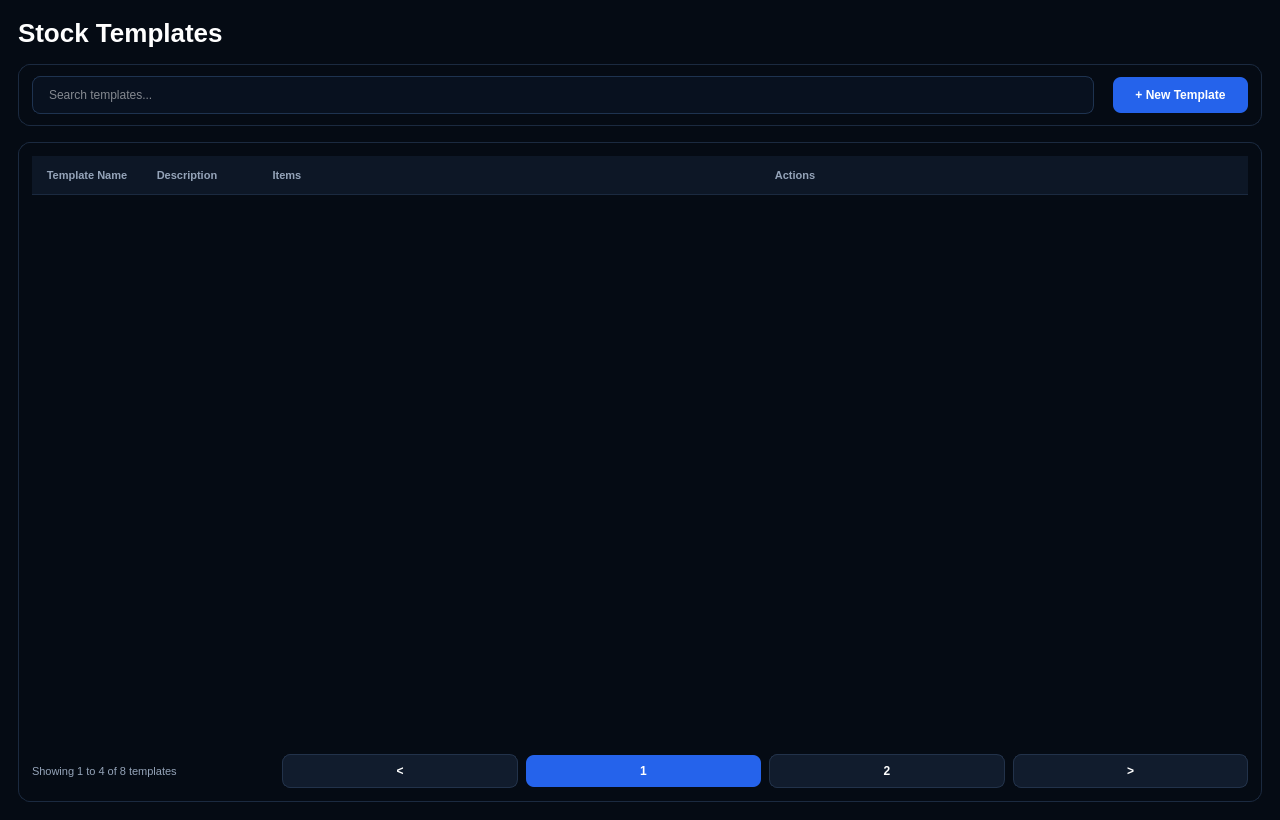
Above: InventoryQtApp/StockTemplatesPage.ui from Felipeact/InventoryQtApp before the change. Below: the same form after it.
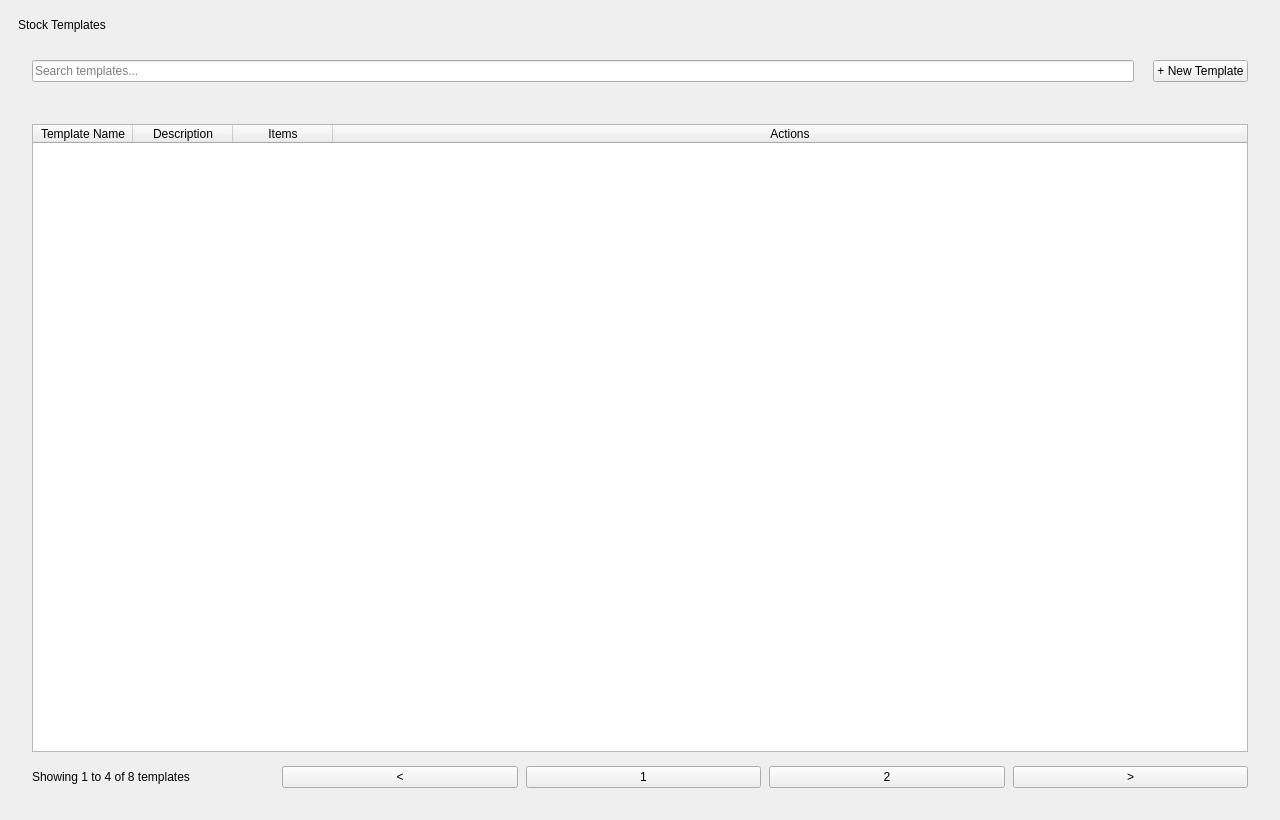
That is the form after the change.

Diff of the .ui file:
```diff
--- a/InventoryQtApp/StockTemplatesPage.ui
+++ b/InventoryQtApp/StockTemplatesPage.ui
@@ -15,134 +15,7 @@
 		</property>
 
 		<property name="styleSheet">
-			<string notr="true">
-				QWidget#StockTemplatesPageClass {
-				background-color: #050B14;
-				color: #FFFFFF;
-				font-family: "Segoe UI";
-				}
-
-				QLabel {
-				background: transparent;
-				color: white;
-				}
-
-				QLabel#pageTitle {
-				font-size: 26px;
-				font-weight: 800;
-				}
-
-				QWidget#toolbarCard,
-				QWidget#tableCard {
-				background: qlineargradient(
-				x1:0, y1:0,
-				x2:1, y2:1,
-				stop:0 #0B1626,
-				stop:1 #091322
-				);
-				border: 1px solid #1B2A40;
-				border-radius: 12px;
-				}
-
-				QLineEdit#searchInput {
-				background-color: #08111F;
-				border: 1px solid #1E3350;
-				border-radius: 8px;
-				padding-left: 14px;
-				color: white;
-				min-height: 36px;
-				font-size: 12px;
-				}
-
-				QLineEdit#searchInput:focus {
-				border: 1px solid #2563EB;
-				}
-
-				QPushButton#newTemplateButton {
-				background-color: #2563EB;
-				border: none;
-				border-radius: 8px;
-				color: white;
-				min-height: 36px;
-				min-width: 135px;
-				font-size: 12px;
-				font-weight: 700;
-				}
-
-				QPushButton#newTemplateButton:hover {
-				background-color: #1D4ED8;
-				}
-
-				QTableWidget {
-				background-color: transparent;
-				border: none;
-				color: white;
-				gridline-color: transparent;
-				outline: none;
-				font-size: 12px;
-				}
-
-				QHeaderView::section {
-				background-color: #0D1726;
-				color: #94A3B8;
-				border: none;
-				border-bottom: 1px solid #1B2A40;
-				height: 38px;
-				padding-left: 10px;
-				font-size: 11px;
-				font-weight: 700;
-				}
-
-				QTableWidget::item {
-				border-bottom: 1px solid #122033;
-				padding-left: 10px;
-				height: 40px;
-				}
-
-				QTableWidget::item:selected {
-				background-color: #122033;
-				}
-
-				QWidget#paginationContainer {
-				background-color: transparent;
-				border: none;
-				}
-
-				QPushButton#pageButton,
-				QPushButton#pageButton_2,
-				QPushButton#pageButton_3 {
-				background-color: #111C2D;
-				border: 1px solid #22324A;
-				border-radius: 8px;
-				color: white;
-				min-width: 32px;
-				min-height: 32px;
-				font-size: 12px;
-				font-weight: 600;
-				}
-
-				QPushButton#pageButton:hover,
-				QPushButton#pageButton_2:hover,
-				QPushButton#pageButton_3:hover {
-				border: 1px solid #2563EB;
-				}
-
-				QPushButton#activePageButton {
-				background-color: #2563EB;
-				border: none;
-				border-radius: 8px;
-				color: white;
-				min-width: 32px;
-				min-height: 32px;
-				font-size: 12px;
-				font-weight: 700;
-				}
-
-				QLabel#paginationLabel {
-				color: #94A3B8;
-				font-size: 11px;
-				}
-			</string>
+			<string notr="true"/>
 		</property>
 
 		<layout class="QVBoxLayout" name="rootLayout">
```
